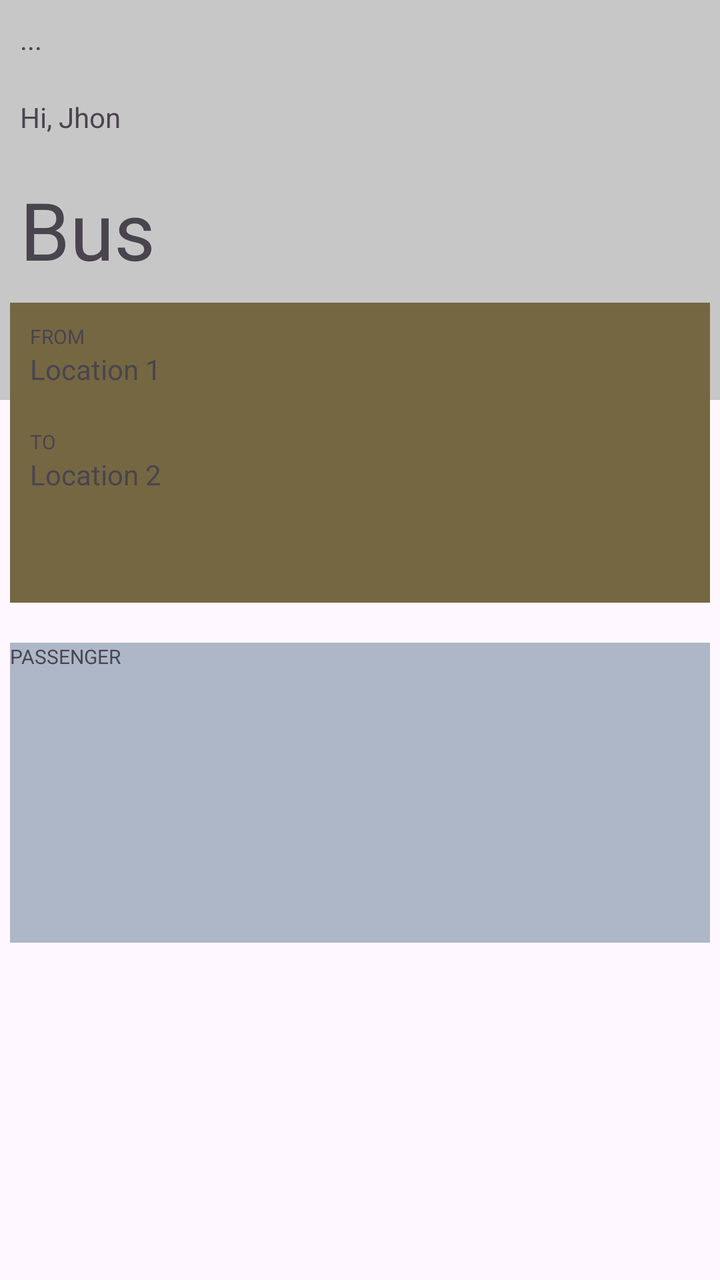
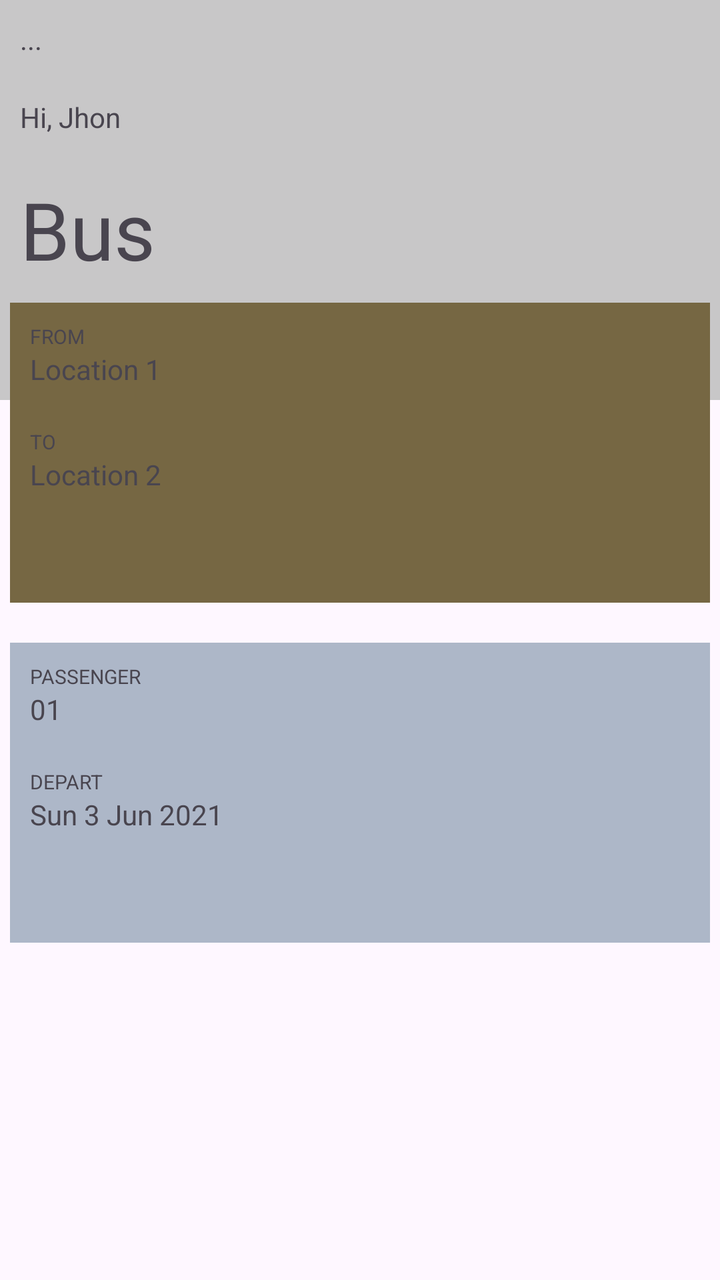

Compare the two renders of this Android layout. The source of the first and the diff that turns it into the second are given below.
<!-- AndroidManifest.xml: application theme Theme.MyApp -->
<!-- res/layout/activity_main.xml -->
<?xml version="1.0" encoding="utf-8"?>
<RelativeLayout xmlns:android="http://schemas.android.com/apk/res/android"
    xmlns:app="http://schemas.android.com/apk/res-auto"
    xmlns:tools="http://schemas.android.com/tools"
    android:id="@+id/main"
    android:layout_width="match_parent"
    android:layout_height="match_parent"
    tools:context=".MainActivity">

    <View
        android:id="@+id/quadradotopo"
        android:layout_width="match_parent"
        android:layout_height="200dp"
        android:background="#4343"/>

    <TextView
        android:id="@+id/texttopo1"
        android:layout_width="match_parent"
        android:layout_height="wrap_content"
        android:text="..."
        android:layout_margin="10dp"/>

    <TextView
        android:id="@+id/texttop2"
        android:layout_below="@+id/texttopo1"
        android:layout_width="wrap_content"
        android:layout_height="wrap_content"
        android:text="Hi, Jhon"
        android:layout_margin="10dp"/>

    <TextView
        android:id="@+id/texttop3"
        android:layout_below="@id/texttop2"
        android:layout_width="wrap_content"
        android:layout_height="wrap_content"
        android:text="Bus"
        android:textSize="40sp"
        android:layout_margin="10dp"/>

    

    
    <TextView
        android:id="@+id/quadradoprimeiro"
        android:layout_below="@id/texttop3"
        android:layout_centerHorizontal="true"
        android:layout_width="350dp"
        android:layout_height="150dp"
        android:background="#766743"/>

    <TextView
        android:id="@+id/textquadrado1"
        android:layout_alignTop="@id/quadradoprimeiro"
        android:layout_alignLeft="@id/quadradoprimeiro"
        android:layout_width="150dp"
        android:layout_height="wrap_content"
        android:text="FROM"
        android:textSize="10sp"
        android:layout_marginTop="10dp"
        android:layout_marginLeft="10dp"/>

    <TextView
        android:id="@+id/textquadrado2"
        android:layout_below="@id/textquadrado1"
        android:layout_alignLeft="@id/quadradoprimeiro"
        android:layout_width="150dp"
        android:layout_height="wrap_content"
        android:text="Location 1"
        android:layout_marginLeft="10dp"
        android:layout_marginBottom="10dp"/>

    <TextView
        android:id="@+id/textquadrado3"
        android:layout_below="@id/textquadrado2"
        android:layout_alignLeft="@id/quadradoprimeiro"
        android:layout_width="150dp"
        android:layout_height="wrap_content"
        android:layout_marginLeft="10dp"
        android:text="TO"
        android:textSize="10sp"
        android:layout_marginTop="10dp"/>

    <TextView
        android:id="@+id/textquadrado4"
        android:layout_below="@id/textquadrado3"
        android:layout_alignLeft="@id/quadradoprimeiro"
        android:layout_width="150dp"
        android:layout_height="wrap_content"
        android:text="Location 2"
        android:layout_marginLeft="10dp"/>

    

    

    <TextView
        android:id="@+id/retangulosegundo"
        android:layout_below="@id/quadradoprimeiro"
        android:layout_centerHorizontal="true"
        android:layout_width="350dp"
        android:layout_height="150dp"
        android:background="#6357"
        android:layout_marginTop="20dp"/>

    <TextView
        android:id="@+id/textretangulo1"
        android:layout_alignTop="@id/retangulosegundo"
        android:layout_alignLeft="@id/retangulosegundo"
        android:layout_width="150dp"
        android:layout_height="wrap_content"
        android:text="PASSENGER"
        android:textSize="10sp"/>

    


</RelativeLayout>
<!-- resources referenced by this layout -->
<resources>
  <style name="Theme.MyApp" parent="Base.Theme.MyApp" />
  <style name="Base.Theme.MyApp" parent="Theme.Material3.DayNight.NoActionBar">
          
          
      </style>
</resources>

<!-- the commit's change to res/layout/activity_main.xml (unified diff, before → after) -->
@@ -109,7 +109,39 @@
         android:layout_width="150dp"
         android:layout_height="wrap_content"
         android:text="PASSENGER"
-        android:textSize="10sp"/>
+        android:textSize="10sp"
+        android:layout_marginTop="10dp"
+        android:layout_marginLeft="10dp"/>
+
+    <TextView
+        android:id="@+id/textretangulo2"
+        android:layout_below="@id/textretangulo1"
+        android:layout_alignLeft="@id/retangulosegundo"
+        android:layout_width="150dp"
+        android:layout_height="wrap_content"
+        android:text="01"
+        android:layout_marginLeft="10dp"
+        android:layout_marginBottom="10dp"/>
+
+    <TextView
+        android:id="@+id/textretangulo3"
+        android:layout_below="@id/textretangulo2"
+        android:layout_alignLeft="@id/retangulosegundo"
+        android:layout_width="150dp"
+        android:layout_height="wrap_content"
+        android:text="DEPART"
+        android:textSize="10dp"
+        android:layout_marginTop="10dp"
+        android:layout_marginLeft="10dp"/>
+
+    <TextView
+        android:id="@+id/textretangulo4"
+        android:layout_below="@id/textretangulo3"
+        android:layout_alignLeft="@id/retangulosegundo"
+        android:layout_width="150dp"
+        android:layout_height="wrap_content"
+        android:text="Sun 3 Jun 2021"
+        android:layout_marginLeft="10dp"/>
 
     
 
